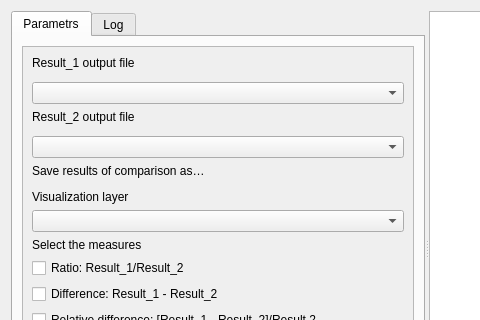
Above: UI/relative.ui from ishusterman/tau_net_calc before the change; both pictures show x 0 to 480 and y 0 to 320 of the 759 by 544 pixel window. Below: the same form after it.
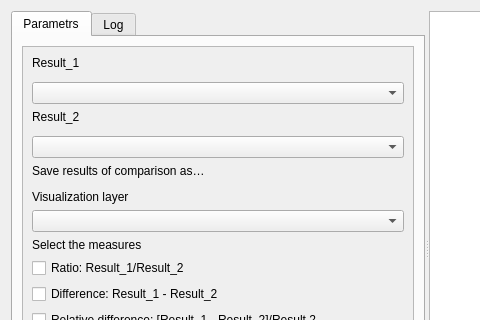
That is the form after the change. Custom widgets are drawn as their Qt base class.

Diff of the .ui file:
```diff
--- a/UI/relative.ui
+++ b/UI/relative.ui
@@ -102,7 +102,7 @@
               <item row="3" column="0">
                <widget class="QLabel" name="label_2">
                 <property name="text">
-                 <string>Result_1 output file</string>
+                 <string>Result_1</string>
                 </property>
                </widget>
               </item>
@@ -120,7 +120,7 @@
               <item row="7" column="0">
                <widget class="QLabel" name="label_3">
                 <property name="text">
-                 <string>Result_2 output file</string>
+                 <string>Result_2</string>
                 </property>
                </widget>
               </item>
```
